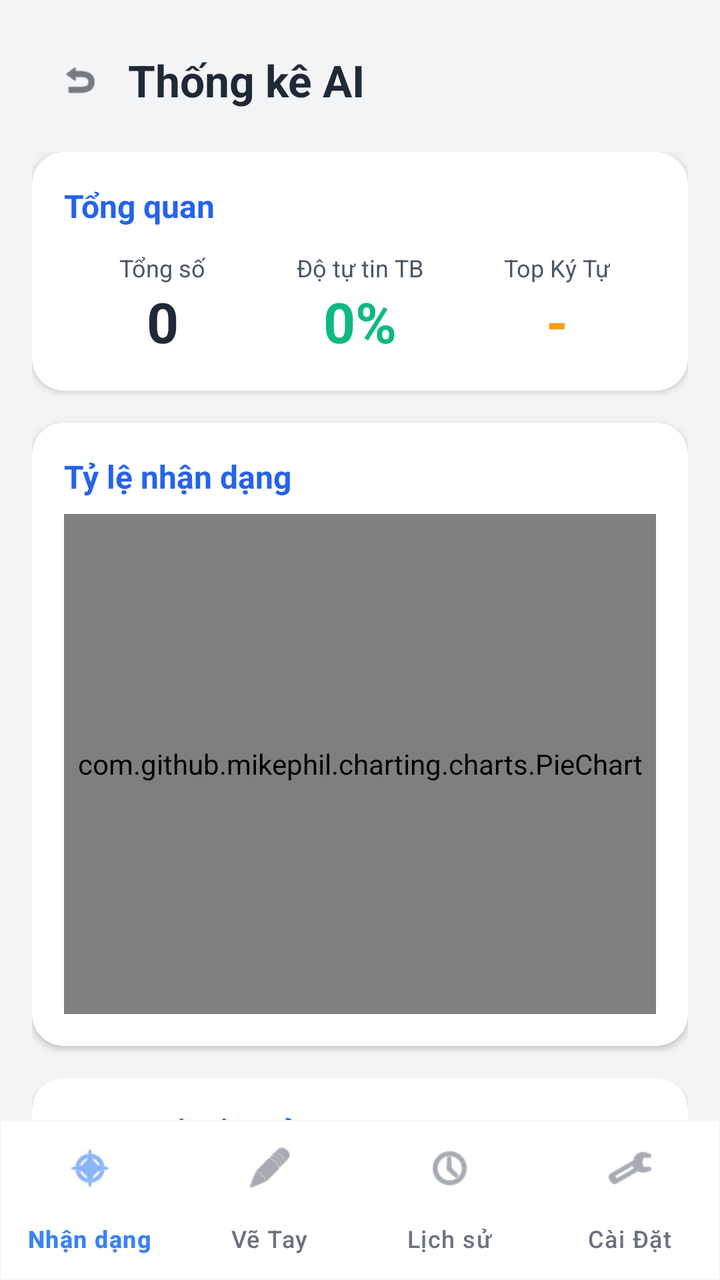
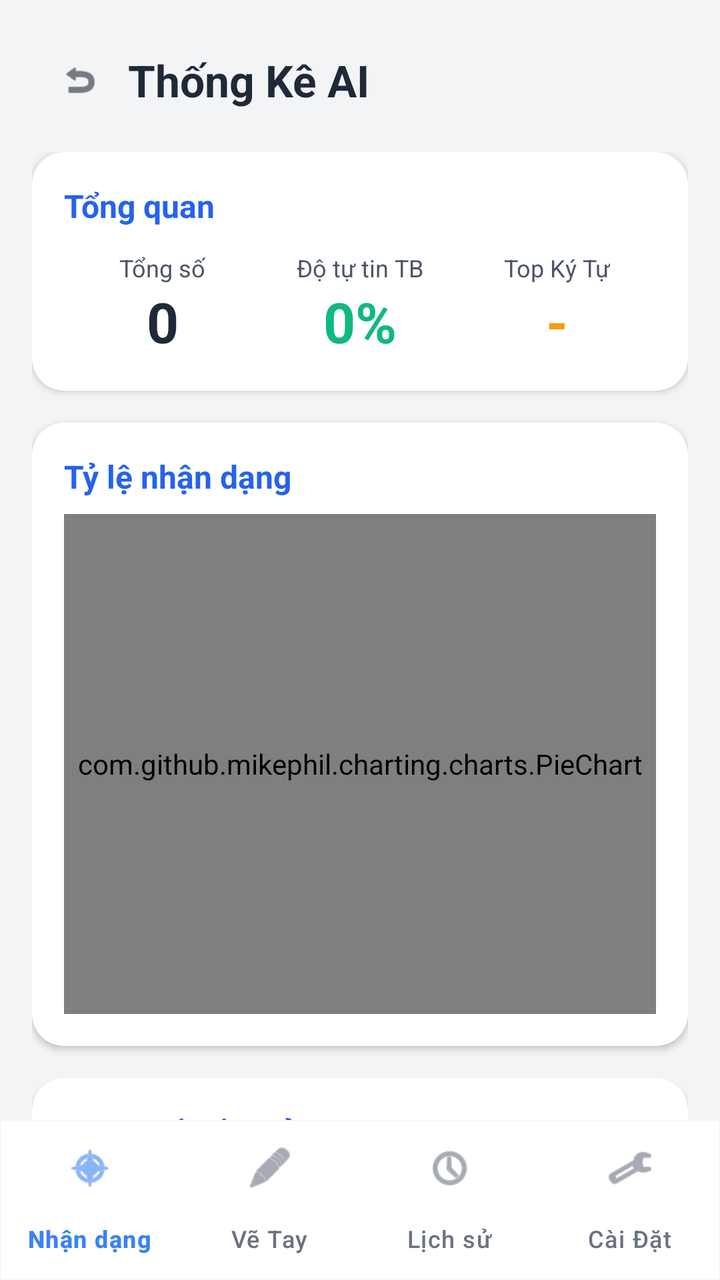

Compare the two renders of this Android layout. The source of the first and the diff that turns it into the second are given below.
<!-- AndroidManifest.xml: application theme Theme.SmartHandwritingAI -->
<!-- res/layout/activity_analytics.xml -->
<?xml version="1.0" encoding="utf-8"?>
<androidx.coordinatorlayout.widget.CoordinatorLayout xmlns:android="http://schemas.android.com/apk/res/android"
    xmlns:app="http://schemas.android.com/apk/res-auto"
    android:id="@+id/main_analytics"
    android:layout_width="match_parent"
    android:layout_height="match_parent"
    android:background="@color/surface_bg">

    <LinearLayout
        android:layout_width="match_parent"
        android:layout_height="match_parent"
        android:layout_marginBottom="80dp"
        android:orientation="vertical">

        
        <LinearLayout
            android:layout_width="match_parent"
            android:layout_height="wrap_content"
            android:gravity="center_vertical"
            android:orientation="horizontal"
            android:paddingHorizontal="16dp"
            android:paddingTop="16dp"
            android:paddingBottom="12dp">

            <com.google.android.material.button.MaterialButton
                android:id="@+id/btn_back_analytics"
                style="@style/Widget.Material3.Button.IconButton"
                android:layout_width="wrap_content"
                android:layout_height="wrap_content"
                app:icon="@android:drawable/ic_menu_revert"
                app:iconTint="@color/text_primary" />

            <TextView
                android:layout_width="0dp"
                android:layout_height="wrap_content"
                android:layout_weight="1"
                android:text="Thống kê AI"
                android:textColor="@color/text_primary"
                android:textSize="22sp"
                android:textStyle="bold" />
        </LinearLayout>

        <ScrollView
            android:layout_width="match_parent"
            android:layout_height="match_parent"
            android:clipToPadding="false"
            android:paddingHorizontal="16dp"
            android:scrollbars="none">

            <LinearLayout
                android:layout_width="match_parent"
                android:layout_height="wrap_content"
                android:orientation="vertical">

                
                <androidx.cardview.widget.CardView
                    android:layout_width="match_parent"
                    android:layout_height="wrap_content"
                    android:layout_marginBottom="16dp"
                    app:cardBackgroundColor="@color/surface_card"
                    app:cardCornerRadius="16dp"
                    app:cardElevation="2dp">

                    <LinearLayout
                        android:layout_width="match_parent"
                        android:layout_height="wrap_content"
                        android:orientation="vertical"
                        android:padding="16dp">

                        <TextView
                            android:layout_width="wrap_content"
                            android:layout_height="wrap_content"
                            android:text="Tổng quan"
                            android:textColor="@color/accent"
                            android:textSize="16sp"
                            android:textStyle="bold" />

                        <LinearLayout
                            android:layout_width="match_parent"
                            android:layout_height="wrap_content"
                            android:layout_marginTop="12dp"
                            android:orientation="horizontal"
                            android:baselineAligned="false">

                            
                            <LinearLayout
                                android:layout_width="0dp"
                                android:layout_height="wrap_content"
                                android:layout_weight="1"
                                android:gravity="center"
                                android:orientation="vertical">
                                <TextView
                                    android:layout_width="wrap_content"
                                    android:layout_height="wrap_content"
                                    android:text="Tổng số"
                                    android:textColor="@color/text_secondary"
                                    android:textSize="12sp" />
                                <TextView
                                    android:id="@+id/tv_total_predictions"
                                    android:layout_width="wrap_content"
                                    android:layout_height="wrap_content"
                                    android:text="0"
                                    android:textColor="@color/text_primary"
                                    android:textSize="28sp"
                                    android:textStyle="bold" />
                            </LinearLayout>

                            
                            <LinearLayout
                                android:layout_width="0dp"
                                android:layout_height="wrap_content"
                                android:layout_weight="1"
                                android:gravity="center"
                                android:orientation="vertical">
                                <TextView
                                    android:layout_width="wrap_content"
                                    android:layout_height="wrap_content"
                                    android:text="Độ tự tin TB"
                                    android:textColor="@color/text_secondary"
                                    android:textSize="12sp" />
                                <TextView
                                    android:id="@+id/tv_avg_confidence"
                                    android:layout_width="wrap_content"
                                    android:layout_height="wrap_content"
                                    android:text="0%"
                                    android:textColor="@color/success"
                                    android:textSize="28sp"
                                    android:textStyle="bold" />
                            </LinearLayout>

                            
                            <LinearLayout
                                android:layout_width="0dp"
                                android:layout_height="wrap_content"
                                android:layout_weight="1"
                                android:gravity="center"
                                android:orientation="vertical">
                                <TextView
                                    android:layout_width="wrap_content"
                                    android:layout_height="wrap_content"
                                    android:text="Top Ký Tự"
                                    android:textColor="@color/text_secondary"
                                    android:textSize="12sp" />
                                <TextView
                                    android:id="@+id/tv_top_character"
                                    android:layout_width="wrap_content"
                                    android:layout_height="wrap_content"
                                    android:text="-"
                                    android:textColor="@color/warning"
                                    android:textSize="28sp"
                                    android:textStyle="bold" />
                            </LinearLayout>
                        </LinearLayout>
                    </LinearLayout>
                </androidx.cardview.widget.CardView>

                
                <androidx.cardview.widget.CardView
                    android:layout_width="match_parent"
                    android:layout_height="wrap_content"
                    android:layout_marginBottom="16dp"
                    app:cardBackgroundColor="@color/surface_card"
                    app:cardCornerRadius="16dp"
                    app:cardElevation="2dp">

                    <LinearLayout
                        android:layout_width="match_parent"
                        android:layout_height="wrap_content"
                        android:orientation="vertical"
                        android:padding="16dp">

                        <TextView
                            android:layout_width="wrap_content"
                            android:layout_height="wrap_content"
                            android:text="Tỷ lệ nhận dạng"
                            android:textColor="@color/accent"
                            android:textSize="16sp"
                            android:textStyle="bold" />

                        <com.github.mikephil.charting.charts.PieChart
                            android:id="@+id/pie_chart"
                            android:layout_width="match_parent"
                            android:layout_height="250dp"
                            android:layout_marginTop="8dp" />
                    </LinearLayout>
                </androidx.cardview.widget.CardView>

                
                <androidx.cardview.widget.CardView
                    android:layout_width="match_parent"
                    android:layout_height="wrap_content"
                    android:layout_marginBottom="16dp"
                    app:cardBackgroundColor="@color/surface_card"
                    app:cardCornerRadius="16dp"
                    app:cardElevation="2dp">

                    <LinearLayout
                        android:layout_width="match_parent"
                        android:layout_height="wrap_content"
                        android:orientation="vertical"
                        android:padding="16dp">

                        <TextView
                            android:layout_width="wrap_content"
                            android:layout_height="wrap_content"
                            android:text="Phân bố kết quả"
                            android:textColor="@color/accent"
                            android:textSize="16sp"
                            android:textStyle="bold" />

                        <com.github.mikephil.charting.charts.BarChart
                            android:id="@+id/bar_chart"
                            android:layout_width="match_parent"
                            android:layout_height="250dp"
                            android:layout_marginTop="8dp" />
                    </LinearLayout>
                </androidx.cardview.widget.CardView>

            </LinearLayout>
        </ScrollView>
    </LinearLayout>

    
    <com.google.android.material.bottomnavigation.BottomNavigationView
        android:id="@+id/bottom_navigation"
        android:layout_width="match_parent"
        android:layout_height="wrap_content"
        android:layout_gravity="bottom"
        android:background="@drawable/bg_bottom_nav"
        app:itemIconTint="@color/bottom_nav_color"
        app:itemTextColor="@color/bottom_nav_color"
        app:itemRippleColor="@color/nav_indicator"
        app:labelVisibilityMode="labeled"
        app:menu="@menu/bottom_nav_menu"
        app:elevation="0dp" />
</androidx.coordinatorlayout.widget.CoordinatorLayout>
<!-- resources referenced by this layout -->
<resources>
  <color name="accent">#FF2563EB</color>
  <color name="nav_indicator">#1A3B82F6</color>
  <color name="success">#FF10B981</color>
  <color name="surface_bg">#FFF3F4F6</color>
  <color name="surface_card">#FFFFFFFF</color>
  <color name="text_primary">#FF1F2937</color>
  <color name="text_secondary">#FF4B5563</color>
  <color name="warning">#FFF59E0B</color>
  <!-- drawable bg_bottom_nav (drawable) -->
  <?xml version="1.0" encoding="utf-8"?>
  <shape xmlns:android="http://schemas.android.com/apk/res/android">
      <solid android:color="@color/nav_background" />
      <stroke android:width="1dp" android:color="@color/divider" />
  </shape>
  <style name="Theme.SmartHandwritingAI" parent="Base.Theme.SmartHandwritingAI" />
  <color name="nav_background">#FFFFFFFF</color>
  <color name="divider">#1A000000</color>
  <style name="Base.Theme.SmartHandwritingAI" parent="Theme.Material3.DayNight.NoActionBar">
          <item name="colorPrimary">@color/primary</item>
          <item name="colorPrimaryDark">@color/primary_dark</item>
          <item name="colorAccent">@color/accent</item>
          <item name="colorOnPrimary">@color/white</item>
          <item name="colorSecondary">@color/accent</item>
          <item name="colorOnSecondary">@color/white</item>
          <item name="colorSurface">@color/surface_bg</item>
          <item name="colorOnSurface">@color/text_primary</item>
          <item name="colorSurfaceVariant">@color/surface_card</item>
          <item name="android:windowBackground">@color/surface_bg</item>
          <item name="android:statusBarColor">@color/surface_bg</item>
          <item name="android:navigationBarColor">@color/nav_background</item>
          <item name="android:windowLightStatusBar">true</item>
  
          
          <item name="shapeAppearanceMediumComponent">@style/ShapeAppearance.App.MediumComponent</item>
          <item name="shapeAppearanceLargeComponent">@style/ShapeAppearance.App.LargeComponent</item>
  
          
          <item name="bottomNavigationStyle">@style/Widget.App.BottomNav</item>
      </style>
  <color name="primary">#FF3B82F6</color>
  <color name="primary_dark">#FF1D4ED8</color>
  <color name="white">#FFFFFFFF</color>
  <style name="ShapeAppearance.App.MediumComponent" parent="ShapeAppearance.Material3.MediumComponent">
          <item name="cornerSize">12dp</item>
      </style>
  <style name="ShapeAppearance.App.LargeComponent" parent="ShapeAppearance.Material3.LargeComponent">
          <item name="cornerSize">16dp</item>
      </style>
  <style name="Widget.App.BottomNav" parent="Widget.Material3.BottomNavigationView">
          <item name="backgroundTint">@color/nav_background</item>
          <item name="itemIconTint">@color/nav_inactive</item>
          <item name="itemTextColor">@color/nav_inactive</item>
          <item name="itemActiveIndicatorStyle">@style/Widget.App.BottomNav.ActiveIndicator</item>
          <item name="labelVisibilityMode">labeled</item>
          <item name="elevation">0dp</item>
          <item name="itemRippleColor">@color/nav_indicator</item>
      </style>
  <color name="nav_inactive">#FF6B7280</color>
  <style name="Widget.App.BottomNav.ActiveIndicator" parent="Widget.Material3.BottomNavigationView.ActiveIndicator">
          <item name="android:color">@color/nav_indicator</item>
      </style>
</resources>

<!-- the commit's change to res/layout/activity_analytics.xml (unified diff, before → after) -->
@@ -34,7 +34,7 @@
                 android:layout_width="0dp"
                 android:layout_height="wrap_content"
                 android:layout_weight="1"
-                android:text="Thống kê AI"
+                android:text="@string/title_analytics"
                 android:textColor="@color/text_primary"
                 android:textSize="22sp"
                 android:textStyle="bold" />
@@ -70,7 +70,7 @@
                         <TextView
                             android:layout_width="wrap_content"
                             android:layout_height="wrap_content"
-                            android:text="Tổng quan"
+                            android:text="@string/analytics_overview"
                             android:textColor="@color/accent"
                             android:textSize="16sp"
                             android:textStyle="bold" />
@@ -92,7 +92,7 @@
                                 <TextView
                                     android:layout_width="wrap_content"
                                     android:layout_height="wrap_content"
-                                    android:text="Tổng số"
+                                    android:text="@string/analytics_total"
                                     android:textColor="@color/text_secondary"
                                     android:textSize="12sp" />
                                 <TextView
@@ -115,7 +115,7 @@
                                 <TextView
                                     android:layout_width="wrap_content"
                                     android:layout_height="wrap_content"
-                                    android:text="Độ tự tin TB"
+                                    android:text="@string/analytics_avg_confidence"
                                     android:textColor="@color/text_secondary"
                                     android:textSize="12sp" />
                                 <TextView
@@ -138,7 +138,7 @@
                                 <TextView
                                     android:layout_width="wrap_content"
                                     android:layout_height="wrap_content"
-                                    android:text="Top Ký Tự"
+                                    android:text="@string/analytics_top_char"
                                     android:textColor="@color/text_secondary"
                                     android:textSize="12sp" />
                                 <TextView
@@ -170,12 +170,12 @@
                         android:padding="16dp">
 
                         <TextView
-                            android:layout_width="wrap_content"
-                            android:layout_height="wrap_content"
-                            android:text="Tỷ lệ nhận dạng"
-                            android:textColor="@color/accent"
-                            android:textSize="16sp"
-                            android:textStyle="bold" />
+                                    android:layout_width="wrap_content"
+                                    android:layout_height="wrap_content"
+                                    android:text="@string/analytics_recognition_rate"
+                                    android:textColor="@color/accent"
+                                    android:textSize="16sp"
+                                    android:textStyle="bold" />
 
                         <com.github.mikephil.charting.charts.PieChart
                             android:id="@+id/pie_chart"
@@ -203,7 +203,7 @@
                         <TextView
                             android:layout_width="wrap_content"
                             android:layout_height="wrap_content"
-                            android:text="Phân bố kết quả"
+                            android:text="@string/analytics_distribution"
                             android:textColor="@color/accent"
                             android:textSize="16sp"
                             android:textStyle="bold" />
<!-- resource entries referenced after the edit -->
@@ -14,6 +14,13 @@
       <solid android:color="@color/nav_background" />
       <stroke android:width="1dp" android:color="@color/divider" />
   </shape>
+  <string name="analytics_avg_confidence">Độ tự tin TB</string>
+  <string name="analytics_distribution">Phân bố kết quả</string>
+  <string name="analytics_overview">Tổng quan</string>
+  <string name="analytics_recognition_rate">Tỷ lệ nhận dạng</string>
+  <string name="analytics_top_char">Top Ký Tự</string>
+  <string name="analytics_total">Tổng số</string>
+  <string name="title_analytics">Thống Kê AI</string>
   <style name="Theme.SmartHandwritingAI" parent="Base.Theme.SmartHandwritingAI" />
   <color name="nav_background">#FFFFFFFF</color>
   <color name="divider">#1A000000</color>
